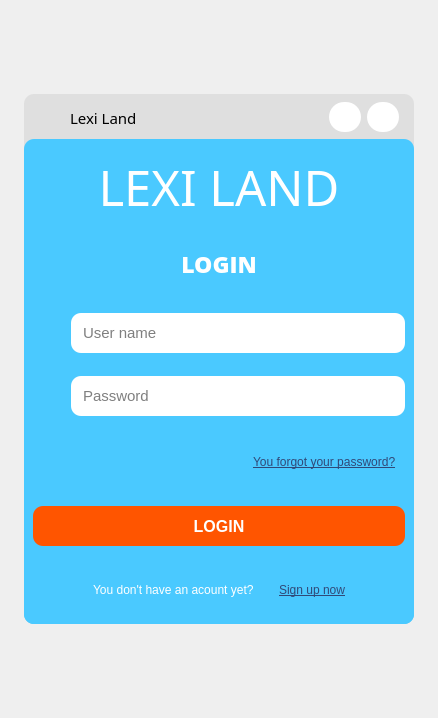
yuukun123/LexiLand, file UI/forms/login_register.ui: the form before one commit.
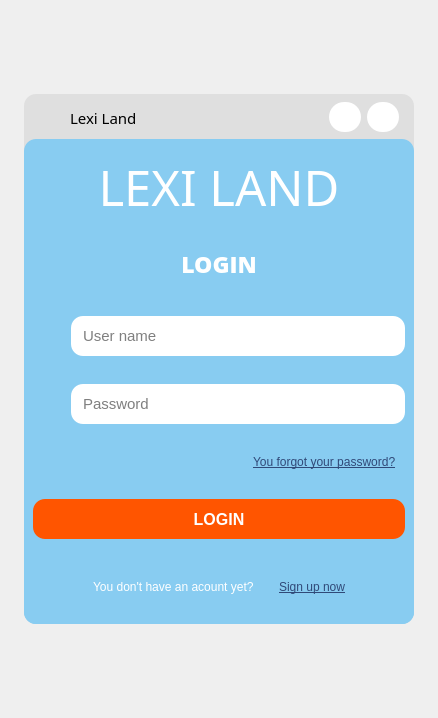
The form after the commit. The open tabs and pages were chosen to show the change. Icons and pictures are not drawn.

Diff of the .ui file:
```diff
--- a/UI/forms/login_register.ui
+++ b/UI/forms/login_register.ui
@@ -53,7 +53,7 @@
           </property>
           <property name="styleSheet">
            <string notr="true">background-color: rgb(223, 223, 223);
-border-radius:10px;</string>
+border-radius:12px;</string>
           </property>
           <property name="frameShape">
            <enum>QFrame::StyledPanel</enum>
@@ -316,8 +316,8 @@
            <item>
             <widget class="QFrame" name="mainSet_1">
              <property name="styleSheet">
-              <string notr="true">background-color: #4ac9ff;
-border-radius:10px;</string>
+              <string notr="true">background-color: #88ccf1;
+border-radius:12px;</string>
              </property>
              <property name="frameShape">
               <enum>QFrame::StyledPanel</enum>
@@ -575,7 +575,19 @@
                  </item>
                  <item>
                   <widget class="QWidget" name="widget_6" native="true">
+                   <property name="maximumSize">
+                    <size>
+                     <width>16777215</width>
+                     <height>30</height>
+                    </size>
+                   </property>
                    <layout class="QHBoxLayout" name="horizontalLayout_6">
+                    <property name="topMargin">
+                     <number>0</number>
+                    </property>
+                    <property name="bottomMargin">
+                     <number>0</number>
+                    </property>
                     <item alignment="Qt::AlignRight">
                      <widget class="QLabel" name="ForgotPassword">
                       <property name="font">
```
Left out of the diff: 6 changed lines with no effect on the pictures.
